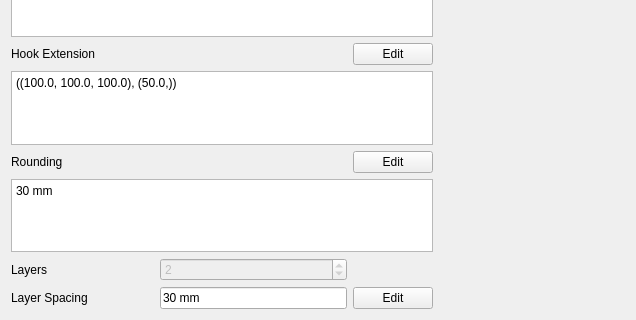
First picture: the form in BeamReinforcement/TopBottomReinforcement.ui, repository amrit3701/FreeCAD-Reinforcement, before the edit; both pictures show x 0 to 636 and y 290 to 610 of the 636 by 610 pixel window.
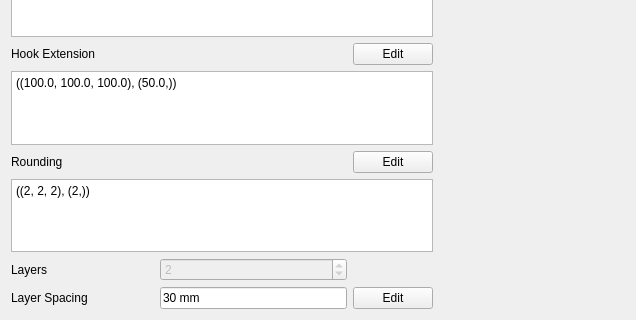
Second picture: the form after the edit. Custom widgets are drawn as their Qt base class.

Commit message: Implement dialog box to edit LShape Rebar Rounding

What changed in the file:
```diff
--- a/BeamReinforcement/TopBottomReinforcement.ui
+++ b/BeamReinforcement/TopBottomReinforcement.ui
@@ -196,7 +196,7 @@
       <bool>true</bool>
      </property>
      <property name="plainText">
-      <string>30 mm</string>
+      <string>((2, 2, 2), (2,))</string>
      </property>
     </widget>
    </item>
```
The commit also changes 3 other files.
